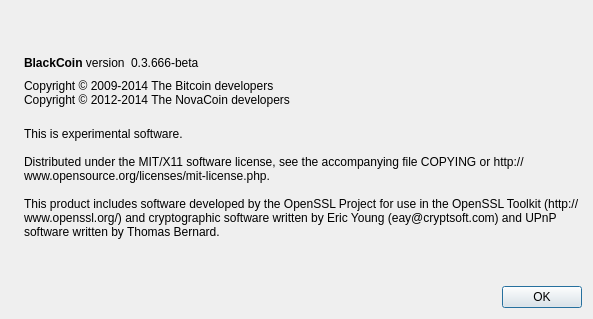
Qt form src/qt/forms/aboutdialog.ui (Azotroph/sequencecoin) before a commit.
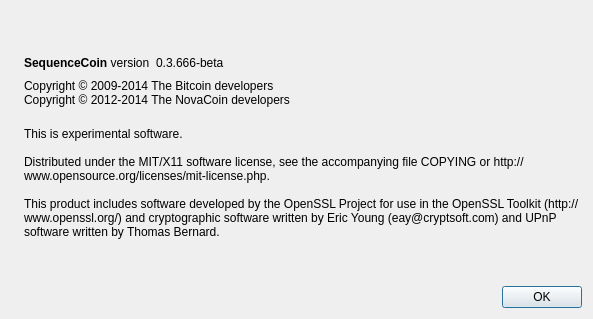
The same form after that commit. Icons and pictures are not drawn.

```diff
--- a/src/qt/forms/aboutdialog.ui
+++ b/src/qt/forms/aboutdialog.ui
@@ -50,7 +50,7 @@
           <cursorShape>IBeamCursor</cursorShape>
          </property>
          <property name="text">
-          <string>&lt;b&gt;BlackCoin&lt;/b&gt; version</string>
+          <string>&lt;b&gt;SequenceCoin&lt;/b&gt; version</string>
          </property>
          <property name="textInteractionFlags">
           <set>Qt::LinksAccessibleByMouse|Qt::TextSelectableByKeyboard|Qt::TextSelectableByMouse</set>
```
Left out of the diff: 2 changed lines with no effect on the pictures.
